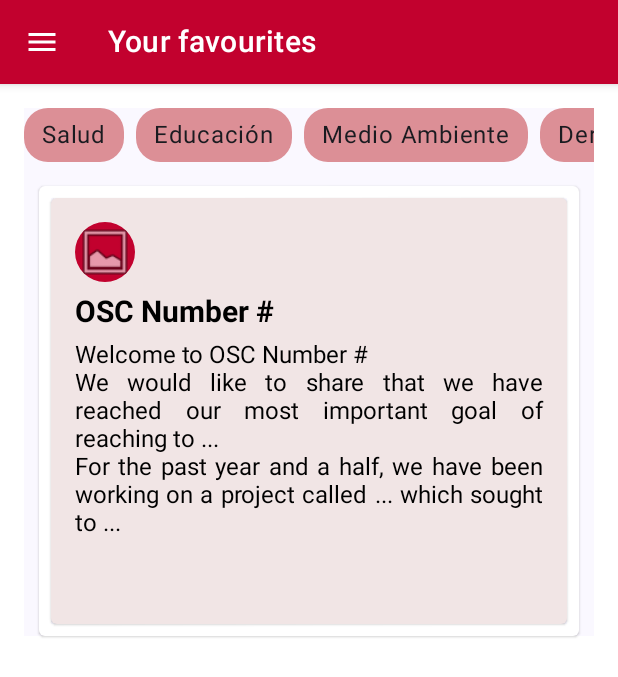
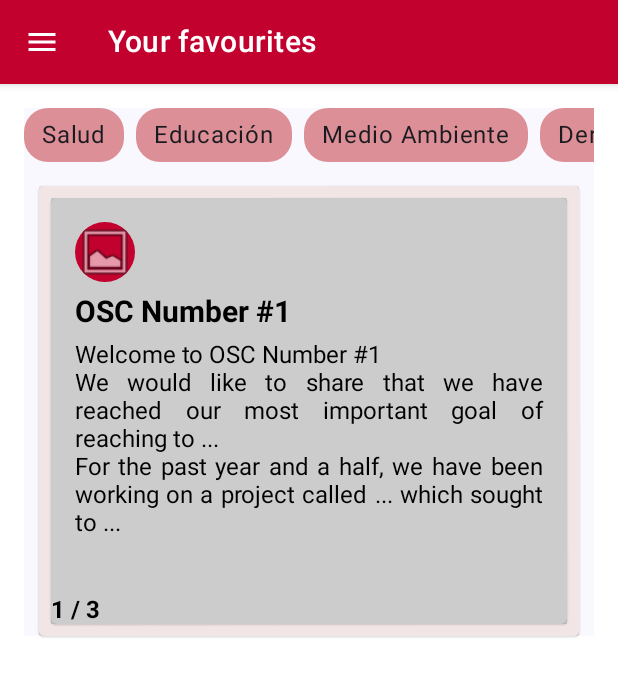
Before and after one commit to SantiagoMtz25/FRISA-EQUIPO4, an Android app built with Jetpack Compose: the myFavourites screen opened through its navigation route, on a phone screen of 412 x 824 dp. Shown: the top 677 px of the screen. Run offline under Robolectric (Android 15) with nearby library versions, the phone set to English and light mode, and no system bars.

```diff
--- a/app/src/main/java/com/example/loginpagetest/screens/favourites/MyFavourites.kt
+++ b/app/src/main/java/com/example/loginpagetest/screens/favourites/MyFavourites.kt
@@ -17,6 +17,7 @@ import androidx.compose.foundation.layout.wrapContentSize
 import androidx.compose.foundation.lazy.LazyColumn
 import androidx.compose.foundation.lazy.LazyRow
 import androidx.compose.foundation.lazy.items
+import androidx.compose.foundation.lazy.rememberLazyListState
 import androidx.compose.foundation.rememberScrollState
 import androidx.compose.foundation.shape.CircleShape
 import androidx.compose.material.Card
@@ -33,6 +34,7 @@ import androidx.compose.material.rememberDrawerState
 import androidx.compose.material.rememberScaffoldState
 import androidx.compose.material3.MaterialTheme
 import androidx.compose.runtime.Composable
+import androidx.compose.runtime.derivedStateOf
 import androidx.compose.runtime.getValue
 import androidx.compose.runtime.mutableStateOf
 import androidx.compose.runtime.remember
@@ -55,11 +57,10 @@ import com.example.loginpagetest.screens.homepage.Chip
 import com.example.loginpagetest.screens.test.DrawerContent
 import kotlinx.coroutines.launch
 
-@SuppressLint("UnusedMaterialScaffoldPaddingParameter")
+@SuppressLint("UnusedMaterialScaffoldPaddingParameter", "UnrememberedMutableState")
 @Composable
 fun myFavourites(content: NavHostController) {
     val scrollState = rememberScrollState()
-    val custombeige = colorResource(id = R.color.lightgray_beige)
     var searchQuery by remember { mutableStateOf("") }
     var drawerState by remember { mutableStateOf(DrawerValue.Closed) }
     val coroutineScope = rememberCoroutineScope()
@@ -105,7 +106,9 @@ fun myFavourites(content: NavHostController) {
             LazyRow(
                 modifier = Modifier.padding(bottom = 16.dp) // Added bottom padding here
             ) {
-                items(listOf("Salud", "Educación", "Medio Ambiente", "Derechos humanos")) { tag ->
+                items(listOf("Salud", "Educación", "Medio Ambiente", "Derechos humanos",
+                    "Asociaciones Religiosas", "Transporte Público", "Cultura", "Servicios Asistenciales"
+                )) { tag ->
                     Chip(tag = tag, onClick = {
                         searchQuery = tag
                     }, modifier = Modifier.padding(end = 8.dp))
@@ -118,52 +121,77 @@ fun myFavourites(content: NavHostController) {
             ) {
                 val cardHeight = 300.dp
                 val cardWidth = 360.dp
+                val customGray = colorResource(id = R.color.lightgray_beige) // replace with actual color
+                val itemsCount = 3
+                val lazyColumnState = rememberLazyListState()
+
+                // Observe the first visible item index to represent the current scroll page
+                val currentItemIndex by derivedStateOf {
+                    lazyColumnState.firstVisibleItemIndex + 1
+                }
+
                 Card(
                     modifier = Modifier
                         .height(cardHeight)
                         .width(cardWidth)
-                        .background(MaterialTheme.colorScheme.surface)
+                        .background(customGray)
                 ) {
-                    LazyColumn {
-                        items(3) {
+                    Box (
+                        modifier = Modifier.background(customGray)
+                    ) { // Wrap LazyColumn and Indicator in a Box to overlay them
+                        LazyColumn(state = lazyColumnState) {
+                            items(itemsCount) {
                                 Card(
                                     modifier = Modifier
                                         .padding(8.dp)
                                         .height(cardHeight - 16.dp)
                                         .width(cardWidth - 16.dp)
-                                    .background(MaterialTheme.colorScheme.surface),
-                                backgroundColor = custombeige
+                                        .background(color = Color.LightGray),
+                                    backgroundColor = Color.LightGray
                                 ) {
                                     Column(
                                         modifier = Modifier
                                             .fillMaxSize()
-                                        .padding(16.dp) // Adjust the padding as needed
+                                            .padding(16.dp)
                                     ) {
                                         Image(
                                             painter = painterResource(id = android.R.drawable.ic_menu_gallery),
                                             contentDescription = null,
                                             modifier = Modifier
-                                            .size(40.dp) // Adjust the size as needed
+                                                .size(40.dp)
                                                 .clip(CircleShape)
                                                 .background(myColor)
                                         )
                                         Text(
-                                        "OSC Number #",
+                                            "OSC Number #$currentItemIndex",
                                             style = TextStyle(
                                                 fontSize = 20.sp,
                                                 fontWeight = FontWeight.Bold,
                                                 textAlign = TextAlign.Center
                                             ),
-                                        modifier = Modifier.padding(top = 8.dp) // Adjust the padding as needed
+                                            modifier = Modifier.padding(top = 8.dp)
                                         )
 
                                         Text(
-                                        "Welcome to OSC Number #\n" +
+                                            "Welcome to OSC Number #$currentItemIndex\n" +
                                                     "We would like to share that we have reached our most important goal of reaching to ...\n" +
                                                     "For the past year and a half, we have been working on a project called ... which sought to ...\n\n"
                                                         .trimIndent(),
                                             style = TextStyle(fontSize = 16.sp, textAlign = TextAlign.Justify),
-                                        modifier = Modifier.padding(top = 8.dp, bottom = 8.dp) // Adjust the padding as needed
+                                            modifier = Modifier.padding(top = 8.dp, bottom = 8.dp)
+                                        )
+                                    }
+                                }
+                            }
+                        }
+                        // Scroll Indicator
+                        Text(
+                            text = "$currentItemIndex / $itemsCount",
+                            modifier = Modifier
+                                .align(Alignment.BottomStart)
+                                .padding(8.dp),
+                            color = Color.Black, // Adjust color as needed
+                            style = TextStyle(fontSize = 16.sp, fontWeight = FontWeight.Bold)
                         )
                     }
                 }
@@ -171,6 +199,3 @@ fun myFavourites(content: NavHostController) {
         }
     }
 }
-        }
-    }
-}
--- a/app/src/main/java/com/example/loginpagetest/screens/oscpage/OSCPage.kt
+++ b/app/src/main/java/com/example/loginpagetest/screens/oscpage/OSCPage.kt
@@ -25,6 +25,7 @@ import androidx.compose.ui.unit.dp
 import androidx.navigation.NavHostController
 import com.example.loginpagetest.R
 import com.example.loginpagetest.navigation.CustomTopBar
+import com.example.loginpagetest.navigation.CustomTopBar2
 
 @Composable
 fun OSCPage(content: NavHostController) {
@@ -37,7 +38,7 @@ fun OSCPage(content: NavHostController) {
 
     }
     Column {
-        CustomTopBar(title = "OSC Page", navController = content, screen = "testScreen")
+        CustomTopBar2(title = "OSC Page", navController = content)
 
         Card(
             modifier = Modifier
```
Also changed, not shown: app/src/main/java/com/example/loginpagetest/navigation/InviteTopBar.kt (added, +48 -0 lines). Lines whose indentation alone changed are shown as unchanged.
